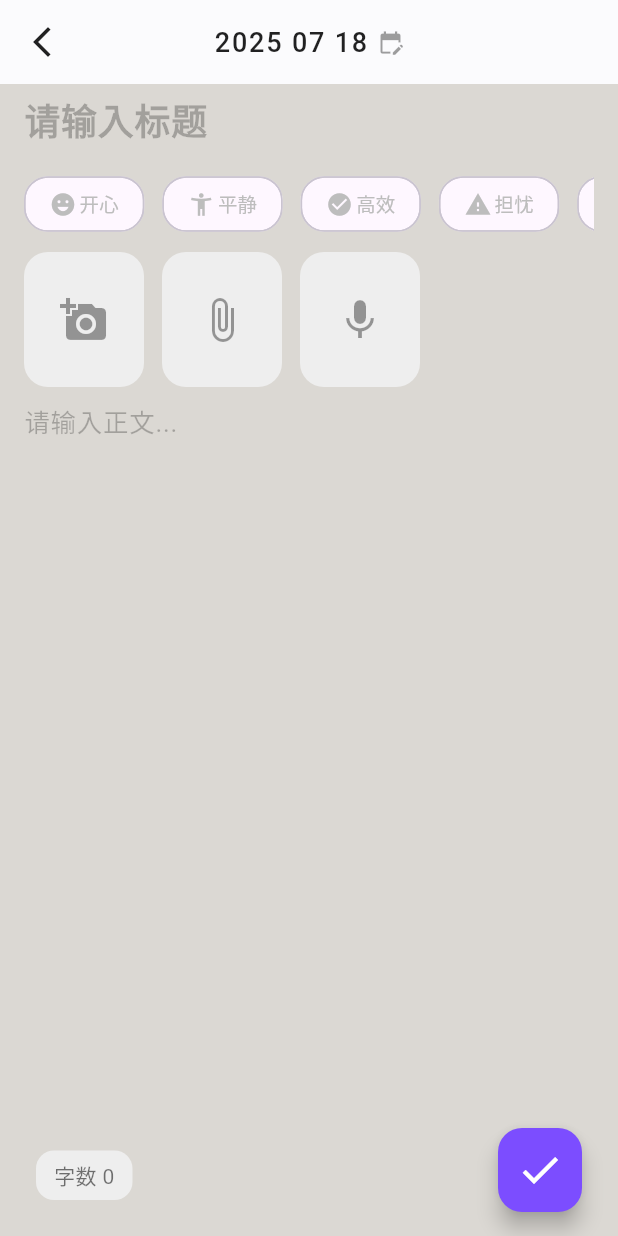
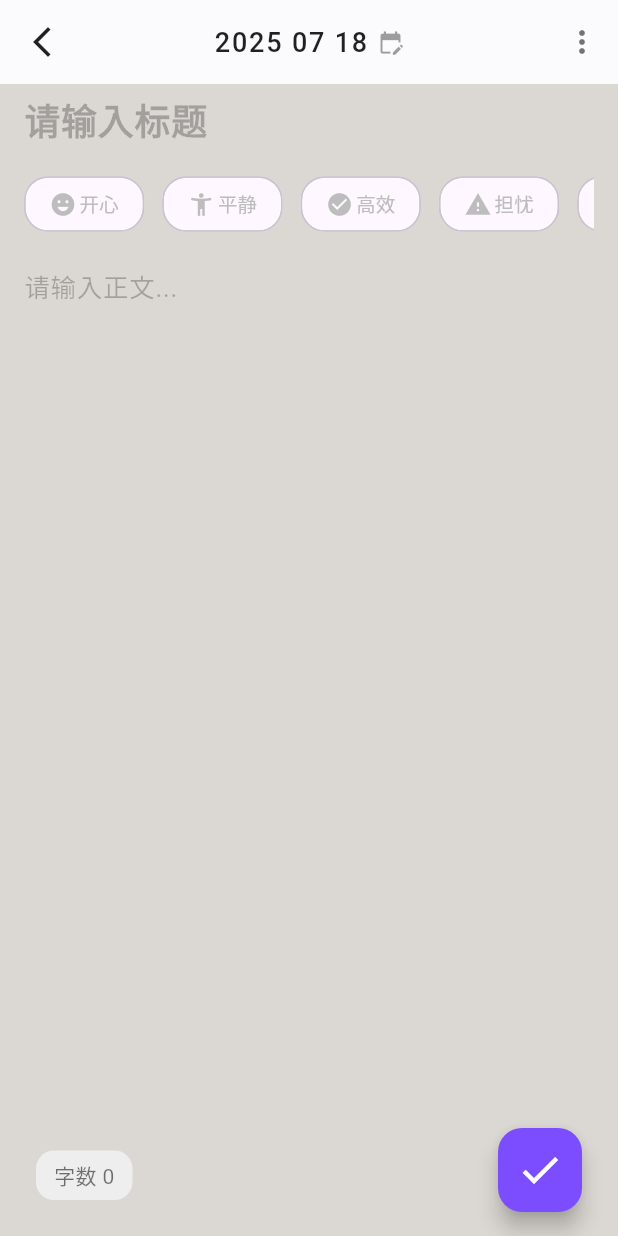
Before and after one commit to jaysen-tt/-Heart-Trace, a Flutter app: the DiaryEditPage screen opened directly, on a phone screen of 412 x 824 dp. Run offline on Flutter 3.47's test engine with Material 3 defaults, Android fonts, the phone set to English and light mode, and no system bars; our stand-ins replace audioplayers, file_picker, hive, hive_flutter, image_gallery_saver, image_picker and 3 more; missing offline and left inert: record; accounts and stored records are empty.

Commit message:
chore: 编辑页极简化，所有添加/批量管理入口仅保留在右上角菜单，主界面只展示内容（夜间备份）

```diff
--- a/lib/pages/diary_edit_page.dart
+++ b/lib/pages/diary_edit_page.dart
@@ -11,6 +11,9 @@ import 'package:path_provider/path_provider.dart';
 import '../utils/image_utils.dart';
 import 'package:photo_view/photo_view.dart';
 import 'package:photo_view/photo_view_gallery.dart';
+import 'package:image_gallery_saver/image_gallery_saver.dart';
+import 'package:flutter/services.dart';
+import 'package:reorderables/reorderables.dart';
 
 class DiaryEditPage extends StatefulWidget {
   final Map<String, dynamic>? entry;
@@ -34,6 +37,8 @@ class _DiaryEditPageState extends State<DiaryEditPage> {
   final AudioPlayer _audioPlayer = AudioPlayer();
   bool _isRecording = false;
   String? _playingAudio;
+  bool _isMultiSelect = false;
+  List<bool> _selectedImages = [];
 
   @override
   void initState() {
@@ -99,8 +104,7 @@ class _DiaryEditPageState extends State<DiaryEditPage> {
   }
 
   Future<void> _pickImage() async {
-    final XFile? image = await _picker.pickImage(
-      source: await showModalBottomSheet<ImageSource>(
+    final source = await showModalBottomSheet<ImageSource>(
       context: context,
       builder: (ctx) => SafeArea(
         child: Column(
@@ -113,22 +117,42 @@ class _DiaryEditPageState extends State<DiaryEditPage> {
             ),
             ListTile(
               leading: Icon(Icons.photo_library),
-                title: Text('相册'),
+              title: Text('相册（多选）'),
               onTap: () => Navigator.pop(ctx, ImageSource.gallery),
             ),
           ],
         ),
       ),
-      ) ?? ImageSource.gallery,
+    );
+    if (source == ImageSource.camera) {
+      final XFile? image = await _picker.pickImage(
+        source: ImageSource.camera,
         imageQuality: 90,
         maxWidth: 1200,
       );
       if (image != null) {
-      // 复制到私有目录
         final newPath = await ImageUtils.copyToPrivateDir(image.path);
         setState(() {
           _images.add(XFile(newPath));
+          _selectedImages.add(false);
         });
+      }
+    } else if (source == ImageSource.gallery) {
+      final List<XFile>? images = await _picker.pickMultiImage(
+        imageQuality: 90,
+        maxWidth: 1200,
+      );
+      if (images != null && images.isNotEmpty) {
+        final List<XFile> copied = [];
+        for (final img in images) {
+          final newPath = await ImageUtils.copyToPrivateDir(img.path);
+          copied.add(XFile(newPath));
+        }
+        setState(() {
+          _images.addAll(copied);
+          _selectedImages.addAll(List.generate(copied.length, (i) => false));
+        });
+      }
     }
   }
 
@@ -226,7 +250,58 @@ class _DiaryEditPageState extends State<DiaryEditPage> {
           ),
         ),
         centerTitle: true,
-        actions: [],
+        // AppBar actions 恢复更多按钮，补充“添加照片”入口
+        actions: [
+          IconButton(
+            icon: Icon(Icons.more_vert, color: Colors.black54),
+            onPressed: () async {
+              final action = await showModalBottomSheet<String>(
+                context: context,
+                builder: (ctx) => SafeArea(
+                  child: Column(
+                    mainAxisSize: MainAxisSize.min,
+                    children: [
+                      ListTile(
+                        leading: Icon(Icons.photo_library),
+                        title: Text('添加照片'),
+                        onTap: () => Navigator.pop(ctx, 'add_photo'),
+                      ),
+                      ListTile(
+                        leading: Icon(Icons.insert_drive_file),
+                        title: Text('添加文件'),
+                        onTap: () => Navigator.pop(ctx, 'add_file'),
+                      ),
+                      ListTile(
+                        leading: Icon(Icons.mic),
+                        title: Text('录音'),
+                        onTap: () => Navigator.pop(ctx, 'record'),
+                      ),
+                      ListTile(
+                        leading: Icon(Icons.manage_accounts),
+                        title: Text('批量管理/排序'),
+                        onTap: () => Navigator.pop(ctx, 'manage'),
+                      ),
+                      ListTile(
+                        leading: Icon(Icons.cancel),
+                        title: Text('取消'),
+                        onTap: () => Navigator.pop(ctx, null),
+                      ),
+                    ],
+                  ),
+                ),
+              );
+              if (action == 'add_photo') {
+                await _pickImage();
+              } else if (action == 'add_file') {
+                await _pickFile();
+              } else if (action == 'record') {
+                await _toggleRecord();
+              } else if (action == 'manage') {
+                setState(() => _isMultiSelect = true);
+              }
+            },
+          ),
+        ],
       ),
       body: SafeArea(
         child: Stack(
@@ -291,20 +366,19 @@ class _DiaryEditPageState extends State<DiaryEditPage> {
                   ),
                   SizedBox(height: 8),
                   // 图片/附件区域
-                  if (_images.isNotEmpty || _files.isNotEmpty || _audioPaths.isNotEmpty || true)
-                    SizedBox(
+                  if (_images.isNotEmpty)
+                    Padding(
+                      padding: const EdgeInsets.only(top: 8, bottom: 8),
+                      child: SizedBox(
                         height: 90,
-                      child: ListView.separated(
+                        child: SingleChildScrollView(
                           scrollDirection: Axis.horizontal,
-                        itemCount: _images.length + _files.length + _audioPaths.length + 3,
-                        separatorBuilder: (_, __) => SizedBox(width: 12),
-                        itemBuilder: (context, idx) {
-                          // 图片
-                          if (idx < _images.length) {
+                          child: Row(
+                            children: List.generate(_images.length, (idx) {
                               final img = _images[idx];
-                            return Stack(
-                              children: [
-                                GestureDetector(
+                              return Padding(
+                                padding: const EdgeInsets.only(right: 12),
+                                child: GestureDetector(
                                   onTap: () => showDialog(
                                     context: context,
                                     barrierDismissible: true,
@@ -312,27 +386,15 @@ class _DiaryEditPageState extends State<DiaryEditPage> {
                                       backgroundColor: Colors.transparent,
                                       insetPadding: EdgeInsets.zero,
                                       child: SizedBox.expand(
-                                        child: Stack(
-                                          children: [
-                                            PhotoViewGallery(
-                                              pageOptions: _images.map((img) => PhotoViewGalleryPageOptions(
-                                                imageProvider: FileImage(File(img.path)),
-                                                minScale: PhotoViewComputedScale.contained,
-                                                maxScale: PhotoViewComputedScale.covered * 3.0,
-                                              )).toList(),
-                                              backgroundDecoration: BoxDecoration(color: Colors.black),
-                                              pageController: PageController(initialPage: idx),
-                                              loadingBuilder: (context, event) => Center(child: CircularProgressIndicator()),
-                                            ),
-                                            Positioned(
-                                              top: 40,
-                                              right: 20,
-                                              child: IconButton(
-                                                icon: Icon(Icons.close, color: Colors.white, size: 32),
-                                                onPressed: () => Navigator.of(context).pop(),
-                                              ),
-                                            ),
-                                          ],
+                                        child: _FullScreenImageGallery(
+                                          images: _images,
+                                          initialIndex: idx,
+                                          onDelete: (index) {
+                                            setState(() {
+                                              _images.removeAt(index);
+                                              _selectedImages.removeAt(index);
+                                            });
+                                          },
                                         ),
                                       ),
                                     ),
@@ -347,155 +409,10 @@ class _DiaryEditPageState extends State<DiaryEditPage> {
                                     ),
                                   ),
                                 ),
-                                Positioned(
-                                  top: 2,
-                                  right: 2,
-                                  child: GestureDetector(
-                                    onTap: () => setState(() => _images.removeAt(idx)),
-                                    child: Container(
-                                      decoration: BoxDecoration(
-                                        color: Colors.black54,
-                                        shape: BoxShape.circle,
-                                      ),
-                                      child: Icon(Icons.close, color: Colors.white, size: 18),
+                              );
+                            }),
                           ),
                         ),
-                                ),
-                              ],
-                            );
-                          }
-                          // 文件
-                          if (idx < _images.length + _files.length) {
-                            final file = _files[idx - _images.length];
-                            return Stack(
-                              children: [
-                                GestureDetector(
-                                  onTap: () => _openFile(file),
-                                  child: Container(
-                                    width: 80,
-                                    height: 80,
-                                    decoration: BoxDecoration(
-                                      color: Colors.blueGrey[50],
-                                      borderRadius: BorderRadius.circular(16),
-                                    ),
-                                    child: Center(
-                                      child: Column(
-                                        mainAxisAlignment: MainAxisAlignment.center,
-                                        children: [
-                                          Icon(Icons.insert_drive_file, color: Colors.blueGrey, size: 32),
-                                          SizedBox(height: 4),
-                                          Text(
-                                            file.name,
-                                            style: TextStyle(fontSize: 11, color: Colors.black54),
-                                            overflow: TextOverflow.ellipsis,
-                                          ),
-                                        ],
-                                      ),
-                                    ),
-                                  ),
-                                ),
-                                Positioned(
-                                  top: 2,
-                                  right: 2,
-                                  child: GestureDetector(
-                                    onTap: () => setState(() => _files.removeAt(idx - _images.length)),
-                                    child: Container(
-                                      decoration: BoxDecoration(
-                                        color: Colors.black54,
-                                        shape: BoxShape.circle,
-                                      ),
-                                      child: Icon(Icons.close, color: Colors.white, size: 18),
-                                    ),
-                                  ),
-                                ),
-                              ],
-                            );
-                          }
-                          // 录音
-                          if (idx < _images.length + _files.length + _audioPaths.length) {
-                            final audio = _audioPaths[idx - _images.length - _files.length];
-                            final isPlaying = _playingAudio == audio;
-                            return Stack(
-                              children: [
-                                GestureDetector(
-                                  onTap: () => _playAudio(audio),
-                                  child: Container(
-                                    width: 80,
-                                    height: 80,
-                                    decoration: BoxDecoration(
-                                      color: Colors.deepPurple[50],
-                                      borderRadius: BorderRadius.circular(16),
-                                    ),
-                                    child: Center(
-                                      child: Icon(
-                                        isPlaying ? Icons.pause_circle_filled : Icons.play_circle_fill,
-                                        color: Colors.deepPurple,
-                                        size: 36,
-                                      ),
-                                    ),
-                                  ),
-                                ),
-                                Positioned(
-                                  top: 2,
-                                  right: 2,
-                                  child: GestureDetector(
-                                    onTap: () => setState(() => _audioPaths.removeAt(idx - _images.length - _files.length)),
-                                    child: Container(
-                                      decoration: BoxDecoration(
-                                        color: Colors.black54,
-                                        shape: BoxShape.circle,
-                                      ),
-                                      child: Icon(Icons.close, color: Colors.white, size: 18),
-                                    ),
-                                  ),
-                                ),
-                              ],
-                            );
-                          }
-                          // 添加图片按钮
-                          if (idx == _images.length + _files.length + _audioPaths.length) {
-                            return GestureDetector(
-                              onTap: _pickImage,
-                              child: Container(
-                                width: 80,
-                                height: 80,
-                                decoration: BoxDecoration(
-                                  color: Colors.grey[200],
-                                  borderRadius: BorderRadius.circular(16),
-                                ),
-                                child: Icon(Icons.add_a_photo, color: Colors.black38, size: 32),
-                              ),
-                            );
-                          }
-                          // 添加文件按钮
-                          if (idx == _images.length + _files.length + _audioPaths.length + 1) {
-                            return GestureDetector(
-                              onTap: _pickFile,
-                              child: Container(
-                                width: 80,
-                                height: 80,
-                                decoration: BoxDecoration(
-                                  color: Colors.grey[200],
-                                  borderRadius: BorderRadius.circular(16),
-                                ),
-                                child: Icon(Icons.attach_file, color: Colors.black38, size: 32),
-                              ),
-                            );
-                          }
-                          // 添加录音按钮
-                          return GestureDetector(
-                            onTap: _toggleRecord,
-                            child: Container(
-                              width: 80,
-                              height: 80,
-                              decoration: BoxDecoration(
-                                color: _isRecording ? Colors.red[100] : Colors.grey[200],
-                                borderRadius: BorderRadius.circular(16),
-                              ),
-                              child: Icon(_isRecording ? Icons.stop : Icons.mic, color: _isRecording ? Colors.red : Colors.black38, size: 32),
-                            ),
-                          );
-                        },
                       ),
                     ),
                   SizedBox(height: 8),
@@ -559,3 +476,128 @@ class _DiaryEditPageState extends State<DiaryEditPage> {
     );
   }
 }
+
+// 新增全屏图片浏览组件，支持下载和长按保存
+class _FullScreenImageGallery extends StatefulWidget {
+  final List<XFile> images;
+  final int initialIndex;
+  final Function(int)? onDelete;
+  const _FullScreenImageGallery({required this.images, required this.initialIndex, this.onDelete});
+  @override
+  State<_FullScreenImageGallery> createState() => _FullScreenImageGalleryState();
+}
+
+class _FullScreenImageGalleryState extends State<_FullScreenImageGallery> {
+  late PageController _pageController;
+  late int _currentIndex;
+
+  @override
+  void initState() {
+    super.initState();
+    _currentIndex = widget.initialIndex;
+    _pageController = PageController(initialPage: _currentIndex);
+  }
+
+  Future<void> _saveImage() async {
+    final file = File(widget.images[_currentIndex].path);
+    final bytes = await file.readAsBytes();
+    final result = await ImageGallerySaver.saveImage(bytes);
+    if (result['isSuccess'] == true || result['isSuccess'] == 1) {
+      ScaffoldMessenger.of(context).showSnackBar(SnackBar(content: Text('已保存到相册')));
+    } else {
+      ScaffoldMessenger.of(context).showSnackBar(SnackBar(content: Text('保存失败')));
+    }
+  }
+
+  void _onLongPress() async {
+    final action = await showModalBottomSheet<String>(
+      context: context,
+      builder: (ctx) => SafeArea(
+        child: Column(
+          mainAxisSize: MainAxisSize.min,
+          children: [
+            ListTile(
+              leading: Icon(Icons.save_alt),
+              title: Text('保存到相册'),
+              onTap: () => Navigator.pop(ctx, 'save'),
+            ),
+            ListTile(
+              leading: Icon(Icons.cancel),
+              title: Text('取消'),
+              onTap: () => Navigator.pop(ctx, null),
+            ),
+          ],
+        ),
+      ),
+    );
+    if (action == 'save') {
+      await _saveImage();
+    }
+  }
+
+  @override
+  Widget build(BuildContext context) {
+    return Stack(
+      children: [
+        PhotoViewGallery(
+          pageOptions: widget.images.map((img) => PhotoViewGalleryPageOptions(
+            imageProvider: FileImage(File(img.path)),
+            minScale: PhotoViewComputedScale.contained,
+            maxScale: PhotoViewComputedScale.covered * 3.0,
+            heroAttributes: PhotoViewHeroAttributes(tag: img.path),
+            // onTapUp: (_, __, ___) {},
+          )).toList(),
+          backgroundDecoration: BoxDecoration(color: Colors.black),
+          pageController: _pageController,
+          loadingBuilder: (context, event) => Center(child: CircularProgressIndicator()),
+          onPageChanged: (i) => setState(() => _currentIndex = i),
+        ),
+        // 用手势包裹，支持长按
+        Positioned.fill(
+          child: GestureDetector(
+            onLongPress: _onLongPress,
+            behavior: HitTestBehavior.translucent,
+            child: Container(),
+          ),
+        ),
+        Positioned(
+          top: 40,
+          right: 20,
+          child: Row(
+            children: [
+              IconButton(
+                icon: Icon(Icons.save_alt, color: Colors.white, size: 28),
+                onPressed: _saveImage,
+                tooltip: '保存到相册',
+              ),
+              SizedBox(width: 8),
+              IconButton(
+                icon: Icon(Icons.close, color: Colors.white, size: 32),
+                onPressed: () => Navigator.of(context).pop(),
+              ),
+            ],
+          ),
+        ),
+        if (widget.images.length > 1)
+          Positioned(
+            bottom: 40,
+            left: 0,
+            right: 0,
+            child: Center(
+              child: Container(
+                padding: EdgeInsets.symmetric(horizontal: 12, vertical: 4),
+                decoration: BoxDecoration(
+                  color: Colors.black54,
+                  borderRadius: BorderRadius.circular(16),
+                ),
+                child: Text(
+                  '${_currentIndex + 1} / ${widget.images.length}',
+                  style: TextStyle(color: Colors.white, fontSize: 16),
+                ),
+              ),
+            ),
+          ),
+      ],
+    );
+  }
+}
--- a/pubspec.yaml
+++ b/pubspec.yaml
@@ -48,6 +48,8 @@ dependencies:
   hive_flutter: ^1.1.0
   path_provider: ^2.1.5
   photo_view: ^0.15.0
+  image_gallery_saver: ^2.0.3
+  reorderables: ^0.6.0
 
 dev_dependencies:
   flutter_test:
```
Also changed, not shown: pubspec.lock, 1 other file. Lines whose indentation alone changed are shown as unchanged.
